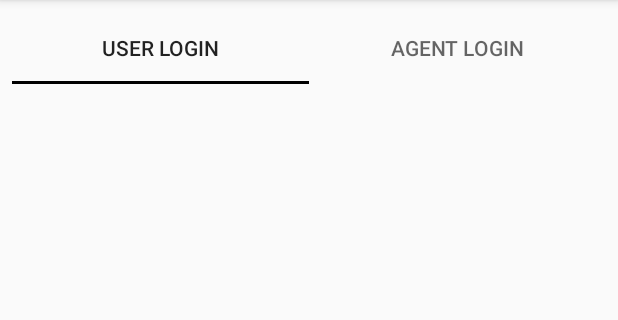
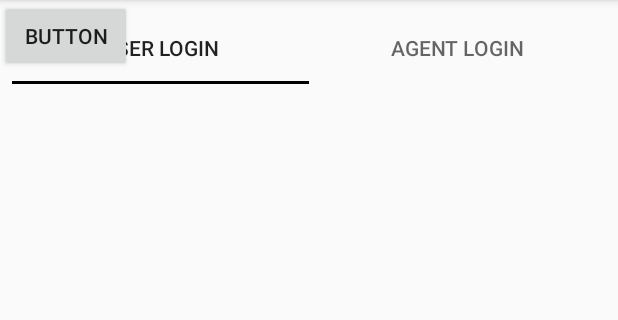
Before and after one commit to Ammy-1402/MinorApp, an Android app: the screen it shows after launch (MainActivity), on a phone screen of 412 x 824 dp, the part 84-404 px from its top. Run offline under Robolectric (Android 15) with nearby library versions, the phone set to English and light mode, and no system bars.

Commit message:
added button on layout

```diff
--- a/app/src/main/res/layout/activity_main.xml
+++ b/app/src/main/res/layout/activity_main.xml
@@ -31,5 +31,13 @@
 
     </android.support.design.widget.TabLayout>
 
+    <Button
+        android:id="@+id/button2"
+        android:layout_width="wrap_content"
+        android:layout_height="wrap_content"
+        android:text="Button"
+        tools:layout_editor_absoluteX="130dp"
+        tools:layout_editor_absoluteY="302dp" />
+
 
 </android.support.constraint.ConstraintLayout>
```
